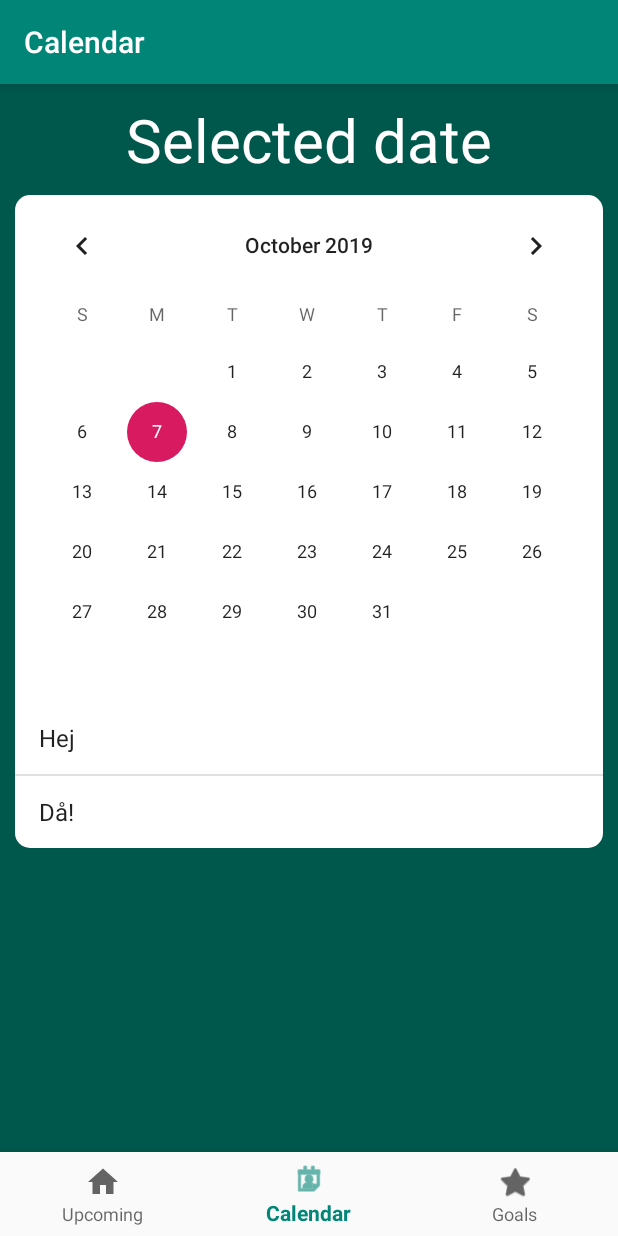
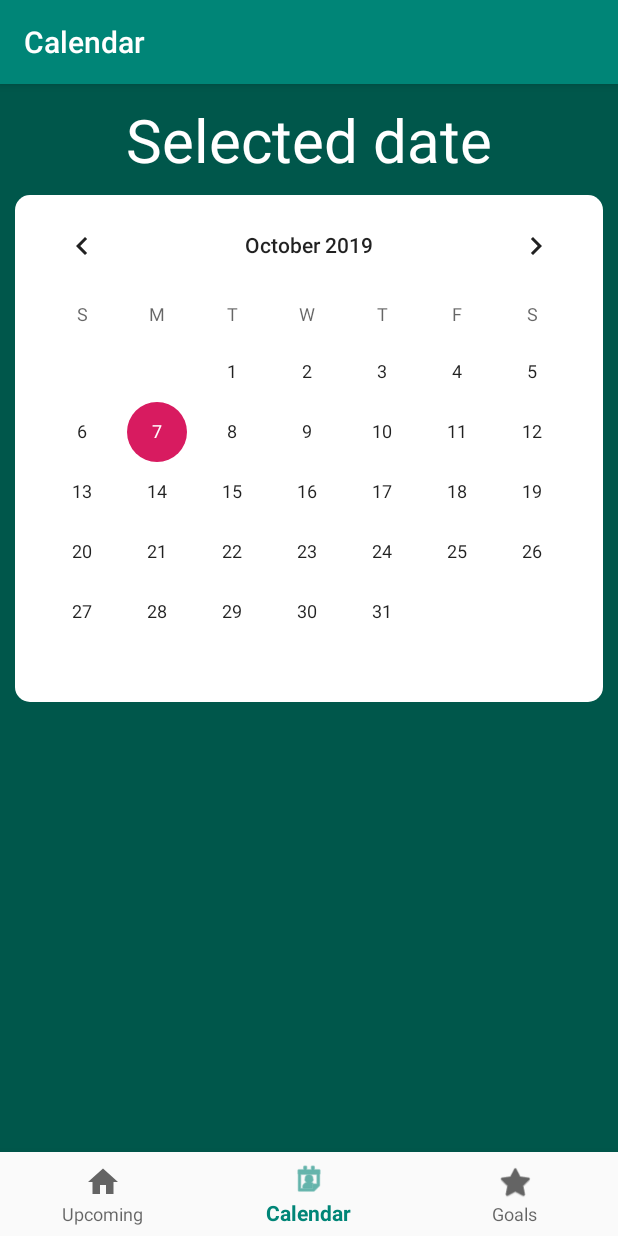
Before and after one commit to DecibelM/OOP_TDA367, an Android app: the CalendarFragment screen opened through its navigation route, on a phone screen of 412 x 824 dp. Run offline under Robolectric (Android 15) with nearby library versions, the phone set to English and light mode, and no system bars; our stand-ins replace navigation-ui.

Commit message:
Removed unnecessary code.

```diff
--- a/TrainingApp/app/src/main/java/com/traininapp/View/CalendarFragment.java
+++ b/TrainingApp/app/src/main/java/com/traininapp/View/CalendarFragment.java
@@ -45,11 +45,14 @@ public class CalendarFragment extends Fragment {
     @Override
     public View onCreateView(@NonNull LayoutInflater inflater, @Nullable ViewGroup container, @Nullable Bundle savedInstanceState) {
         View view = inflater.inflate(R.layout.fragment_calendar, null);
-        //viewModel = ViewModelProviders.of(this).get(CalendarViewModel.class);
         viewModel = ((MainActivity)getActivity()).getCvm();
         myDate = (TextView) view.findViewById(R.id.myDate);
         calendarView = (CalendarView) view.findViewById(R.id.calendarView);
         listView = (ListView) view.findViewById(R.id.listViewCalendar);
+
+        list = new ArrayList<>() ;
+        ArrayAdapter adapter = new ArrayAdapter(this.getContext(),android.R.layout.simple_list_item_1, list);
+        listView.setAdapter(adapter);
 
         final Context context = this.getContext();
 
@@ -58,8 +61,6 @@ public class CalendarFragment extends Fragment {
             public void onSelectedDayChange(@NonNull CalendarView calendarView, int year, int month, int day) {
                 String date = (day) + "/" + month + "/" + year;
                 myDate.setText(date);
-                //list.set(0,"Löpning");
-                //list.set(1,"Yoga");
                 ArrayList<String> newList = viewModel.getSessionsByDate(LocalDate.of(year, month, day));
                 list.clear();
                 if(newList != null) {
@@ -71,25 +72,6 @@ public class CalendarFragment extends Fragment {
 
             }
         });
-
-        list = new ArrayList<>() ;
-        list.add("Hej");
-        list.add("Då!");
-
-        listView = (ListView) view.findViewById(R.id.listViewCalendar);
-        ArrayAdapter adapter = new ArrayAdapter(this.getContext(),android.R.layout.simple_list_item_1, list);
-        listView.setAdapter(adapter);
-
         return view;
-
     }
-
-
-
-
-
-
-
-
-
 }
--- a/TrainingApp/app/src/main/java/com/traininapp/viewModel/CalendarViewModel.java
+++ b/TrainingApp/app/src/main/java/com/traininapp/viewModel/CalendarViewModel.java
@@ -15,29 +15,31 @@ import java.time.LocalDate;
 import java.util.ArrayList;
 import java.util.List;
 
+/**
+ * Class CalendarViewModel is a class representing the viewmodel for the calendar.
+ */
 public class CalendarViewModel extends ViewModel {
-    //List<Session> sessionList;
     Model model;
 
     public CalendarViewModel(Model model) {
-        //this.sessionList = new ArrayList<>();
-        //sessionList.add(new Session("Löpning", LocalDate.of(2019,10,04)));
-        //sessionList.add(new Session("Yoga", LocalDate.of(2019,10,05)));
-        //sessionList.add(new Session("Mage", LocalDate.of(2019,10,06)));
         this.model = model;
     }
 
+    /**
+     * Method calls the model and returns a list of the sessions on the date
+     * it recieved as input.
+     * @param date The date of interest.
+     * @return a list of sessions connected to that date.
+     */
     public ArrayList<String> getSessionsByDate(LocalDate date){
         ArrayList<String> list = new ArrayList<>();
         ArrayList<Session> sessionList = (ArrayList<Session>) model.getUser().getPlanner().getSessionList();
 
         for(Session s: sessionList){
-            LocalDate sessionDate = s.getDate();
             if (s.getDate().equals( date)){
                 list.add(s.getName());
             }
         }
-
         return list;
     }
 }
```
